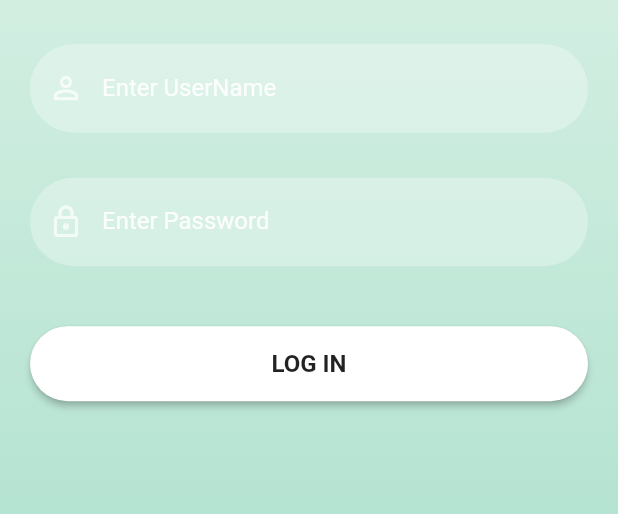
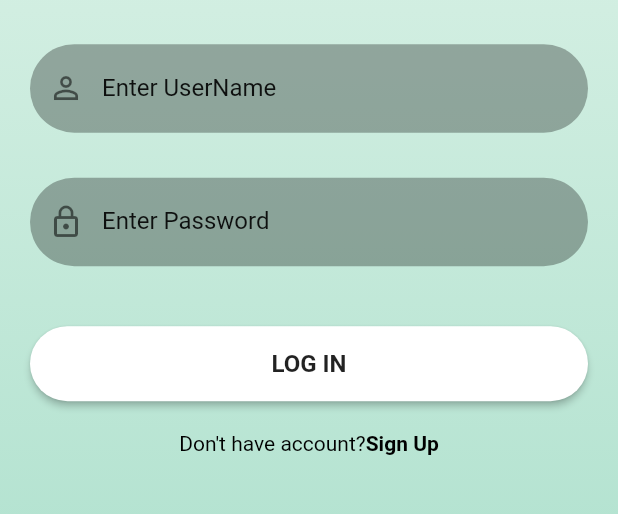
Before and after one commit to StevenX1907/TravelTrip, a Flutter app: the screen it shows after launch, on a phone screen of 412 x 824 dp, the part 608-1122 px from its top. Run offline on Flutter 3.47's test engine with Material 2 defaults, Android fonts, the light colour scheme and no system bars.

Commit message:
sign up code demo

```diff
--- a/lib/reusable_widgets/reusable_widget.dart
+++ b/lib/reusable_widgets/reusable_widget.dart
@@ -15,14 +15,14 @@ TextField reusableTextField(String text,IconData icon,bool isPassWordType,TextEd
       obscureText:  isPassWordType,
       enableSuggestions: !isPassWordType,
       autocorrect: !isPassWordType,
-      cursorColor: Colors.white,
-      style: TextStyle(color: Colors.white.withOpacity(0.9)),
-      decoration: InputDecoration(prefixIcon: Icon(icon,color: Colors.white70),
+      cursorColor: Colors.black,
+      style: TextStyle(color: Colors.black.withOpacity(0.9)),
+      decoration: InputDecoration(prefixIcon: Icon(icon,color: Colors.black54),
       labelText:  text,
-      labelStyle: TextStyle(color: Colors.white.withOpacity(0.9)),
+      labelStyle: TextStyle(color: Colors.black.withOpacity(0.9)),
       filled: true,
       floatingLabelBehavior: FloatingLabelBehavior.never,
-      fillColor: Colors.white.withOpacity(0.3),
+      fillColor: Colors.black.withOpacity(0.3),
       border: OutlineInputBorder(
         borderRadius: BorderRadius.circular(30.0),
         borderSide: const BorderSide(width: 0,style: BorderStyle.none)
--- a/lib/screens/signin_screen.dart
+++ b/lib/screens/signin_screen.dart
@@ -1,5 +1,6 @@
 import 'package:flutter/cupertino.dart';
 import 'package:flutter/material.dart';
+import 'package:travel_trip_application/screens/signup_screen.dart';
 import 'package:travel_trip_application/screens/utils/utils.dart';
 
 import '../reusable_widgets/reusable_widget.dart';
@@ -44,12 +45,33 @@ class _SignInScreenState extends State<SignInScreen> {
                     SizedBox(
                       height: 30,
                     ),
-                    signInSignUpButton(context, true, () {})
-                  ]
+                    signInSignUpButton(context, true, () {}),
+                    signUpOption()
+                  ],
               ),
             )
         ),
       ),
     );
   }
+  Row signUpOption(){
+    return Row(
+      mainAxisAlignment: MainAxisAlignment.center,
+      children:  [
+        const Text("Don't have account?",
+          style: TextStyle(color: Colors.black)),
+        GestureDetector(
+          onTap: () {
+            Navigator.push(context,
+                MaterialPageRoute(builder: (context) => SignUpScreen()));
+          },
+          child: const Text(
+            "Sign Up",
+            style: TextStyle(color: Colors.black, fontWeight: FontWeight.bold),
+          ),
+        )
+      ],
+    );
+
+  }
 }
--- a/pubspec.yaml
+++ b/pubspec.yaml
@@ -30,6 +30,8 @@ environment:
 dependencies:
   flutter:
     sdk: flutter
+  flutter_localizations:
+    sdk: flutter
 
 
   # The following adds the Cupertino Icons font to your application.
@@ -37,6 +39,7 @@ dependencies:
   cupertino_icons: ^1.0.2
 
 dev_dependencies:
+  intl: ^0.17.0-nullsafety.2
   flutter_test:
     sdk: flutter
 
```
Also changed, not shown: lib/screens/home_screen.dart (+27 -0 lines), lib/screens/signup_screen.dart (+70 -0 lines), pubspec.lock.
